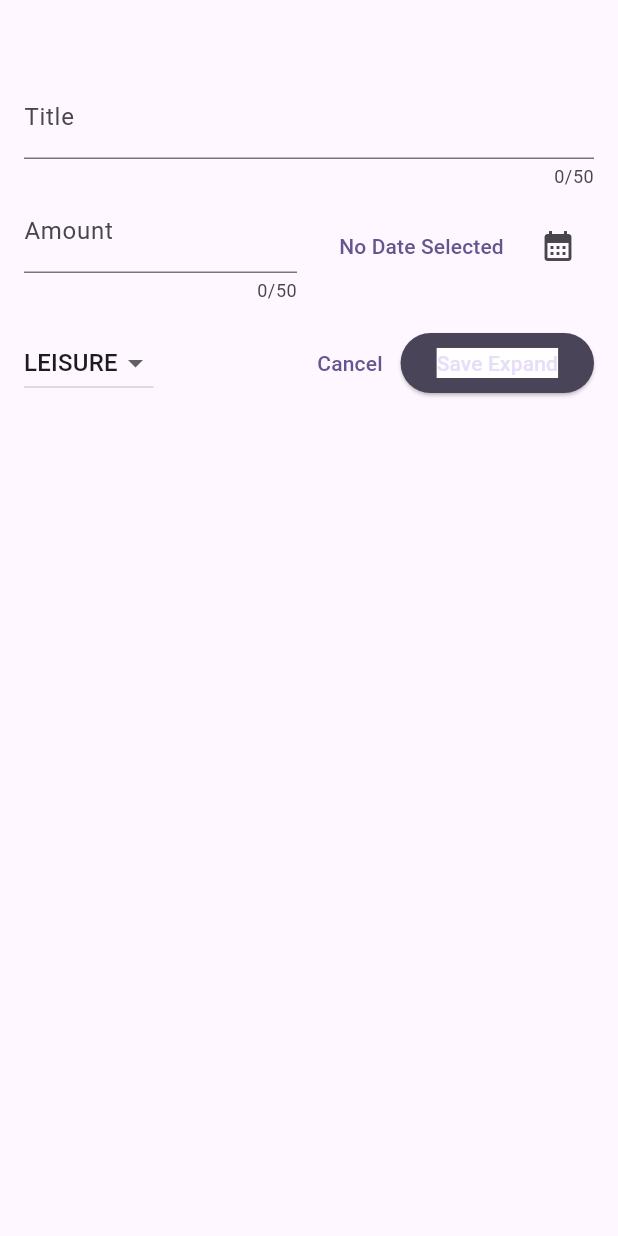
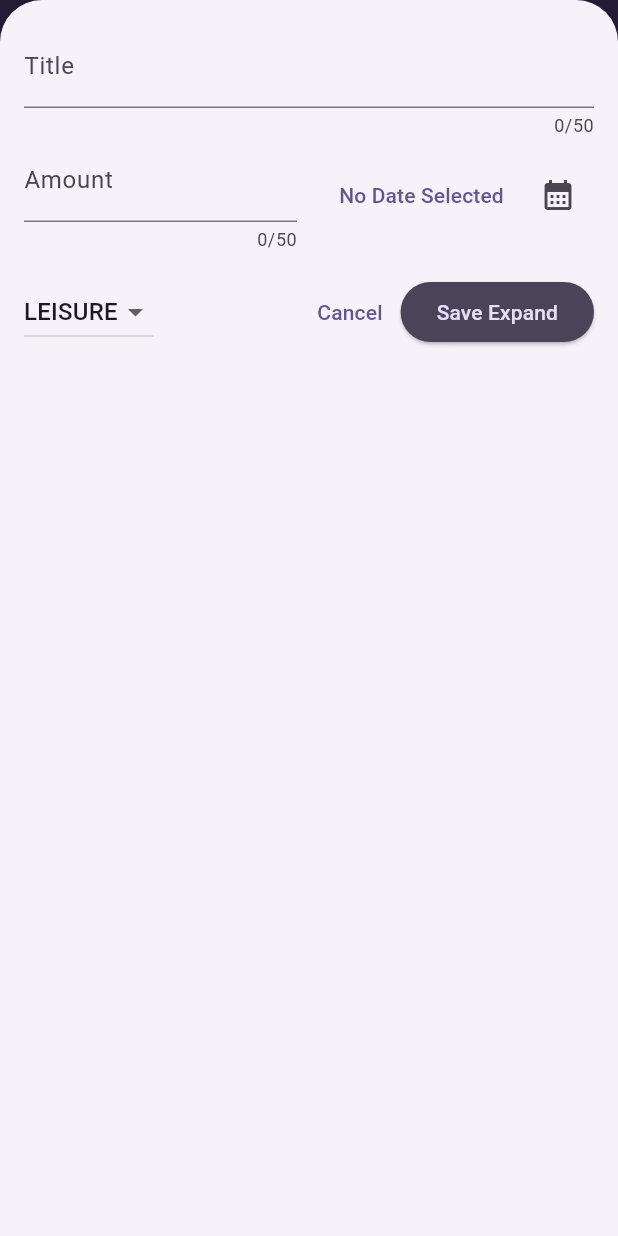
Before and after one commit to Pallies/flutter_dev1, a Flutter app: the Expenses screen opened directly, after a tap on the "add" icon, on a phone screen of 412 x 824 dp. Run offline on Flutter 3.47's test engine with Material 3 defaults, Android fonts, the phone set to English and light mode, and no system bars; our stand-ins replace google_fonts; statements that could not run were skipped.

Commit message:
part3 finish

```diff
--- a/lib/widgets/Expense_bucket.dart
+++ b/lib/part3/widgets/Expense_bucket.dart
@@ -1,5 +1,6 @@
-import 'package:first_app/models/expense.dart';
+
 import '../models/enum/category.enum.dart';
+import '../models/expense.dart';
 
 
 class ExpenseBucket {
--- a/lib/widgets/chart/chart.dart
+++ b/lib/part3/widgets/chart/chart.dart
@@ -46,8 +46,8 @@ class Chart extends StatelessWidget {
         borderRadius: BorderRadius.circular(8),
         gradient: LinearGradient(
           colors: [
-            Theme.of(context).colorScheme.primary.withOpacity(0.3),
-            Theme.of(context).colorScheme.primary.withOpacity(0.0),
+            Theme.of(context).colorScheme.primary.withValues(alpha: 0.3),
+            Theme.of(context).colorScheme.primary.withValues(alpha: 0.2),
           ],
           begin: Alignment.bottomCenter,
           end: Alignment.topCenter,
--- a/lib/widgets/chart/chart_bar.dart
+++ b/lib/part3/widgets/chart/chart_bar.dart
@@ -24,7 +24,7 @@ class ChartBar extends StatelessWidget {
                   const BorderRadius.vertical(top: Radius.circular(8)),
               color: isDarkMode
                   ? Theme.of(context).colorScheme.secondary
-                  : Theme.of(context).colorScheme.primary.withOpacity(0.65),
+                  : Theme.of(context).colorScheme.primary.withValues(alpha: 0.65),
             ),
           ),
         ),
--- /dev/null
+++ b/lib/part3/widgets/expenses.dart
@@ -0,0 +1,95 @@
+import 'package:flutter/material.dart';
+
+
+import '../models/data/expenses-list.dart';
+import '../models/expense.dart';
+import 'chart/chart.dart';
+import 'expenses_list/expense_crud.dart';
+import 'expenses_list/expense_factory.dart';
+import 'expenses_list/expense_list.dart';
+
+class Expenses extends StatefulWidget {
+  const Expenses({super.key});
+
+  @override
+  State<Expenses> createState() {
+    return _ExpensesState();
+  }
+}
+
+class _ExpensesState extends State<Expenses> {
+  final List<Expense> _expenses = expensesList;
+  late final ExpenseCrud _expenseCrud;
+
+  @override
+  initState() {
+    super.initState();
+    _expenseCrud = ExpenseCrud(context: context);
+  }
+
+  void _openAddExpenseOverlay() {
+    showModalBottomSheet(
+      useSafeArea: true,// /!\ utilisation de l'espace sécurisé pour les composants
+      isScrollControlled: true,
+      context: context,
+      builder: (ctx) =>
+          ExpenseFactory(onAddExpense: (expense) => _expenseCrud.addExpense(setState, expense)),
+    );
+  }
+
+  @override
+  Widget build(BuildContext context) {
+    final width = MediaQuery.of(context).size.width;
+    return Scaffold(
+      appBar: AppBar(
+        title: const Text(
+          'Flutter Expenses Tracker',
+          textAlign: TextAlign.center,
+        ),
+        actions: [
+          IconButton(
+            onPressed: _openAddExpenseOverlay,
+            icon: Icon(Icons.add),
+          ),
+        ],
+      ),
+      body: width < 600
+          ? Column(
+              children: [
+                Expanded(
+                  child: Chart(expenses: _expenses),
+                ),
+                Expanded(
+                  child: _expenses.isEmpty
+                      ? Center(child: Text('Nothing List'))
+                      : ExpenseList(
+                          expenses: _expenses,
+                          onRemoveExpense: (expense) =>
+                              _expenseCrud.removeExpense(setState, expense),
+                        ),
+                ),
+              ],
+            )
+          : SizedBox(height:double.infinity,child: Row(
+              mainAxisAlignment: MainAxisAlignment.spaceBetween,
+              children: [
+                Expanded(
+                  child: SizedBox(
+                    height: double.infinity,
+                    child: Chart(expenses: _expenses),
+                  ),
+                ),
+                Expanded(
+                  child: _expenses.isEmpty
+                      ? Center(child: Text('Nothing List'))
+                      : ExpenseList(
+                          expenses: _expenses,
+                          onRemoveExpense: (expense) =>
+                              _expenseCrud.removeExpense(setState, expense),
+                        ),
+                ),
+              ],
+            ),),
+    );
+  }
+}
--- /dev/null
+++ b/lib/part3/widgets/expenses_list/expense_factory.dart
@@ -0,0 +1,267 @@
+
+import 'package:flutter/material.dart';
+
+import '../../models/enum/category.enum.dart';
+import '../../models/expense.dart';
+import 'expense_controller.dart';
+
+class ExpenseFactory extends StatefulWidget {
+  const ExpenseFactory({super.key, required this.onAddExpense});
+
+  final void Function(Expense expense) onAddExpense;
+
+  @override
+  State<ExpenseFactory> createState() {
+    return _ExpenseFactoryState();
+  }
+}
+
+class _ExpenseFactoryState extends State<ExpenseFactory> {
+  final _expenseController = ExpenseController();
+
+  void _showDatePicker() async {
+    final date = await showDatePicker(
+      context: context,
+      initialDate: DateTime.now(),
+      firstDate: DateTime(DateTime.now().year - 1),
+      lastDate: DateTime.now(),
+    );
+    setState(() {
+      _expenseController.date = date;
+    });
+  }
+
+  void _submitExpense() {
+    if (!_expenseController.isValid()) {
+      showDialog(
+        context: context,
+        builder: (ctx) => AlertDialog(
+          title: Text('Invalid Input'),
+          content: Text('Please make sure all fields are filled correctly.'),
+          actions: [
+            TextButton(
+              onPressed: () {
+                Navigator.pop(ctx);
+              },
+              child: Text('Okay'),
+            ),
+          ],
+        ),
+      );
+      return;
+    }
+    setState(() {
+      Navigator.pop(context);
+      widget.onAddExpense(_expenseController.expenseValues());
+    });
+  }
+
+  @override
+  Widget build(BuildContext context) {
+    final keyBoardSpace = MediaQuery.of(context).viewInsets.bottom;
+    return LayoutBuilder(
+      builder: (ctx, contraints) {
+        final width = contraints.maxWidth;
+        return SizedBox(
+          height: double.infinity,
+          width: width,
+          child: SingleChildScrollView(
+            child: Padding(
+              padding: EdgeInsets.fromLTRB(16, 16, 16, keyBoardSpace + 16),
+              child: Column(
+                children: [
+                  if (width >= 600)
+                    Row(
+                      children: [
+                        Expanded(
+                          child: TextField(
+                            controller: _expenseController.title,
+                            maxLength: 50,
+                            decoration: InputDecoration(labelText: 'Title'),
+                          ),
+                        ),
+                        const SizedBox(width: 24),
+                        Expanded(
+                          child: TextField(
+                            controller: _expenseController.amount,
+                            keyboardType: TextInputType.number,
+                            maxLength: 50,
+                            decoration: InputDecoration(
+                              labelText: 'Amount',
+                              suffix: Text('€'),
+                            ),
+                          ),
+                        ),
+                      ],
+                    )
+                  else
+                    TextField(
+                      controller: _expenseController.title,
+                      maxLength: 50,
+                      decoration: InputDecoration(labelText: 'Title'),
+                    ),
+                  if (width >= 600)
+                    Row(
+                      children: [
+                        DropdownButton(
+                          padding: EdgeInsets.symmetric(horizontal: 10, vertical: 5),
+                          value: _expenseController.category,
+                          items: Category.values
+                              .map(
+                                (category) => DropdownMenuItem(
+                                  value: category,
+                                  child: Text(
+                                    category.name.toUpperCase(),
+                                  ),
+                                ),
+                              )
+                              .toList(),
+                          onChanged: (value) {
+                            if (value == null) {
+                              return;
+                            }
+                            setState(() {
+                              _expenseController.category = value;
+                            });
+                          },
+                        ),
+                        SizedBox(
+                          width: 50,
+                        ),
+                        Expanded(
+                          child: Row(
+                            mainAxisAlignment: MainAxisAlignment.end,
+                            crossAxisAlignment: CrossAxisAlignment.center,
+                            children: [
+                              TextButton(
+                                onPressed: _showDatePicker,
+                                child: Text(
+                                  _expenseController.date != null
+                                      ? formatter.format(_expenseController.date!)
+                                      : 'No Date Selected',
+                                ),
+                              ),
+                              IconButton(
+                                onPressed: _showDatePicker,
+                                icon: const Icon(Icons.calendar_month),
+                              ),
+                            ],
+                          ),
+                        ),
+                      ],
+                    )
+                  else
+                    Row(
+                      children: [
+                        Expanded(
+                          child: TextField(
+                            controller: _expenseController.amount,
+                            keyboardType: TextInputType.number,
+                            maxLength: 50,
+                            decoration: InputDecoration(
+                              labelText: 'Amount',
+                              suffix: Text('€'),
+                            ),
+                          ),
+                        ),
+                        const SizedBox(width: 16),
+                        Expanded(
+                          child: Row(
+                            mainAxisAlignment: MainAxisAlignment.spaceAround,
+                            crossAxisAlignment: CrossAxisAlignment.center,
+                            children: [
+                              TextButton(
+                                onPressed: _showDatePicker,
+                                child: Text(
+                                  _expenseController.date != null
+                                      ? formatter.format(_expenseController.date!)
+                                      : 'No Date Selected',
+                                ),
+                              ),
+                              IconButton(
+                                onPressed: _showDatePicker,
+                                icon: const Icon(Icons.calendar_month),
+                              ),
+                            ],
+                          ),
+                        ),
+                      ],
+                    ),
+                  const SizedBox(height: 16),
+                  if (width >= 600)
+                    Row(
+                      children: [
+                        const Spacer(),
+                        TextButton(
+                          onPressed: () {
+                            Navigator.pop(context);
+                          },
+                          child: Text(
+                            'Cancel',
+                          ),
+                        ),
+                        ElevatedButton(
+                          onPressed: _submitExpense,
+                          child: Text(
+                            'Save Expand',
+                          ),
+                        ),
+                      ],
+                    )
+                  else
+                    Row(
+                      children: [
+                        if (width < 600)
+                          DropdownButton(
+                            value: _expenseController.category,
+                            items: Category.values
+                                .map(
+                                  (category) => DropdownMenuItem(
+                                    value: category,
+                                    child: Text(
+                                      category.name.toUpperCase(),
+                                    ),
+                                  ),
+                                )
+                                .toList(),
+                            onChanged: (value) {
+                              if (value == null) {
+                                return;
+                              }
+                              setState(() {
+                                _expenseController.category = value;
+                              });
+                            },
+                          ),
+                        const Spacer(),
+                        TextButton(
+                          onPressed: () {
+                            Navigator.pop(context);
+                          },
+                          child: Text(
+                            'Cancel',
+                          ),
+                        ),
+                        ElevatedButton(
+                          onPressed: _submitExpense,
+                          child: Text(
+                            'Save Expand',
+                          ),
+                        ),
+                      ],
+                    ),
+                ],
+              ),
+            ),
+          ),
+        );
+      },
+    );
+  }
+
+  @override
+  void dispose() {
+    _expenseController.dispose();
+    super.dispose();
+  }
+}
--- a/lib/widgets/expenses_list/expense_list.dart
+++ b/lib/part3/widgets/expenses_list/expense_list.dart
@@ -1,6 +1,6 @@
-import 'package:first_app/models/expense.dart';
 import 'package:flutter/material.dart';
 
+import '../../models/expense.dart';
 import 'expense_item.dart';
 
 class ExpenseList extends StatelessWidget {
--- a/lib/widgets/expenses.dart
+++ /dev/null
@@ -1,69 +0,0 @@
-import 'package:flutter/material.dart';
-
-import 'package:first_app/widgets/expenses_list/expense_crud.dart';
-import 'package:first_app/widgets/expenses_list/expense_list.dart';
-import 'package:first_app/models/data/expenses-list.dart';
-import 'package:first_app/widgets/expenses_list/expense_factory.dart';
-import 'package:first_app/widgets/chart/chart.dart';
-
-import '../models/expense.dart';
-
-class Expenses extends StatefulWidget {
-  const Expenses({super.key});
-
-  @override
-  State<Expenses> createState() {
-    return _ExpensesState();
-  }
-}
-
-class _ExpensesState extends State<Expenses> {
-  final List<Expense> _expenses = expensesList;
-  late final ExpenseCrud _expenseCrud;
-
-  @override
-  initState() {
-    super.initState();
-    _expenseCrud = ExpenseCrud(context: context);
-  }
-
-  void _openAddExpenseOverlay() {
-    showModalBottomSheet(
-      isScrollControlled: true,
-      context: context,
-      builder: (ctx) =>
-          ExpenseFactory(onAddExpense: (expense) => _expenseCrud.addExpense(setState, expense)),
-    );
-  }
-
-  @override
-  Widget build(BuildContext context) {
-    return Scaffold(
-      appBar: AppBar(
-        title: const Text(
-          'Flutter Expenses Tracker',
-          textAlign: TextAlign.center,
-        ),
-        actions: [
-          IconButton(
-            onPressed: _openAddExpenseOverlay,
-            icon: Icon(Icons.add),
-          ),
-        ],
-      ),
-      body: Column(
-        children: [
-          Chart(expenses: _expenses),
-          Expanded(
-            child: _expenses.isEmpty
-                ? Center(child: Text('Nothing List'))
-                : ExpenseList(
-                    expenses: _expenses,
-                    onRemoveExpense: (expense) => _expenseCrud.removeExpense(setState, expense),
-                  ),
-          ),
-        ],
-      ),
-    );
-  }
-}
--- a/lib/widgets/expenses_list/expense_factory.dart
+++ /dev/null
@@ -1,160 +0,0 @@
-import 'package:first_app/models/enum/category.enum.dart';
-import 'package:first_app/widgets/expenses_list/expense_controller.dart';
-import 'package:flutter/material.dart';
-
-import '../../models/expense.dart';
-
-class ExpenseFactory extends StatefulWidget {
-  const ExpenseFactory({super.key, required this.onAddExpense});
-
-  final void Function(Expense expense) onAddExpense;
-
-  @override
-  State<ExpenseFactory> createState() {
-    return _ExpenseFactoryState();
-  }
-}
-
-class _ExpenseFactoryState extends State<ExpenseFactory> {
-  final _expenseController = ExpenseController();
-
-  void _showDatePicker() async {
-    final date = await showDatePicker(
-      context: context,
-      initialDate: DateTime.now(),
-      firstDate: DateTime(DateTime.now().year - 1),
-      lastDate: DateTime.now(),
-    );
-    setState(() {
-      _expenseController.date = date;
-    });
-  }
-
-  void _submitExpense() {
-    if (!_expenseController.isValid()) {
-      showDialog(
-        context: context,
-        builder: (ctx) => AlertDialog(
-          title: Text('Invalid Input'),
-          content: Text('Please make sure all fields are filled correctly.'),
-          actions: [
-            TextButton(
-              onPressed: () {
-                Navigator.pop(ctx);
-              },
-              child: Text('Okay'),
-            ),
-          ],
-        ),
-      );
-      return;
-    }
-    setState(() {
-      Navigator.pop(context);
-      widget.onAddExpense(_expenseController.expenseValues());
-    });
-  }
-
-  @override
-  Widget build(BuildContext context) {
-    return Scaffold(
-      body: Padding(
-        padding: EdgeInsets.fromLTRB( 16,   50,16,16),
-        child: Column(
-          children: [
-            TextField(
-              controller: _expenseController.title,
-              maxLength: 50,
-              decoration: InputDecoration(labelText: 'Title'),
-            ),
-
-            Row(
-              children: [
-                Expanded(
-                  child: TextField(
-                    controller: _expenseController.amount,
-                    keyboardType: TextInputType.number,
-                    maxLength: 50,
-                    decoration: InputDecoration(
-                      labelText: 'Amount',
-                      suffix: Text('€'),
-                    ),
-                  ),
-                ),
-                const SizedBox(width: 16),
-                Expanded(
-                  child: Row(
-                    mainAxisAlignment: MainAxisAlignment.spaceAround,
-                    crossAxisAlignment: CrossAxisAlignment.center,
-                    children: [
-                      TextButton(
-                        onPressed: _showDatePicker,
-                        child: Text(_expenseController.date != null
-                            ? formatter.format(_expenseController.date!)
-                            : 'No Date Selected'),
-                      ),
-                      IconButton(
-                        onPressed: _showDatePicker,
-                        icon: const Icon(Icons.calendar_month),
-                      ),
-                    ],
-                  ),
-                ),
-              ],
-            ),
-            const SizedBox(height: 16),
-            Row(
-              children: [
-                DropdownButton(
-                  value: _expenseController.category,
-                  items: Category.values
-                      .map(
-                        (category) => DropdownMenuItem(
-                          value: category,
-                          child: Text(
-                            category.name.toUpperCase(),
-                          ),
-                        ),
-                      )
-                      .toList(),
-                  onChanged: (value) {
-                    if (value == null) {
-                      return;
-                    }
-                    setState(() {
-                      _expenseController.category = value;
-                    });
-                  },
-                ),
-                const Spacer(),
-                TextButton(
-                  onPressed: () {
-                    Navigator.pop(context);
-                  },
-                  child: Text(
-                    'Cancel',
-                  ),
-                ),
-                ElevatedButton(
-                  onPressed: _submitExpense,
-                  child: Text(
-                    'Save Expand',
-                    style: TextStyle(
-                      backgroundColor: Colors.white,
-                    ),
-                  ),
-                ),
-              ],
-            ),
-          ],
-        ),
-      ),
-    );
-  }
-
-  @override
-  void dispose() {
-    _expenseController.dispose();
-    super.dispose();
-  }
-}
```
Also changed, not shown: lib/part3/main.dart (added, +83 -0 lines), lib/part3/models/data/expenses-list.dart (renamed from lib/models/data/expenses-list.dart), lib/part3/models/enum/category.enum.dart (renamed from lib/models/enum/category.enum.dart), lib/part3/models/expense.dart (renamed from lib/models/expense.dart), lib/part3/widgets/expenses_list/expense_controller.dart (renamed from lib/widgets/expenses_list/expense_controller.dart), lib/part3/widgets/expenses_list/expense_crud.dart (renamed from lib/widgets/expenses_list/expense_crud.dart), lib/part3/widgets/expenses_list/expense_item.dart (renamed from lib/widgets/expenses_list/expense_item.dart).
